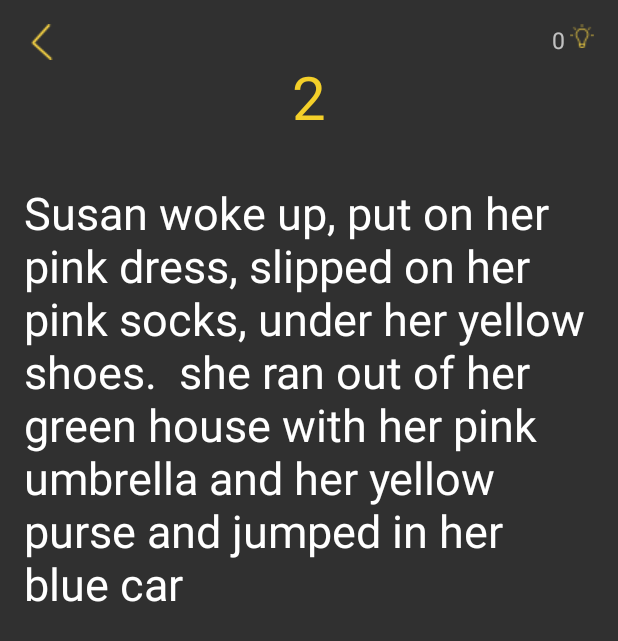
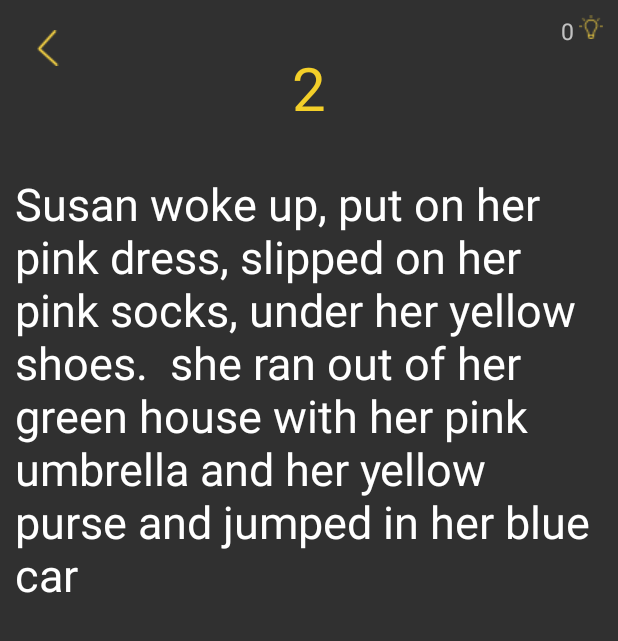
Before and after one commit to meyerjac/enhance-Memory, an Android app: the S1L1 screen opened directly, with no data from a screen before it, on a phone screen of 412 x 824 dp. Shown: the top 641 px of the screen. Run offline under Robolectric (Android 15) with nearby library versions, the phone set to English and light mode, and no system bars; our stand-ins replace ButterKnife; Roboto replaces fonts that are not available here.

Commit message:
styled back button, everything works

```diff
--- a/app/src/main/res/layout/activity_s1_l1.xml
+++ b/app/src/main/res/layout/activity_s1_l1.xml
@@ -5,10 +5,7 @@
     android:id="@+id/activity_s1_l1"
     android:layout_width="match_parent"
     android:layout_height="match_parent"
-    android:paddingBottom="@dimen/activity_vertical_margin"
-    android:paddingLeft="@dimen/activity_horizontal_margin"
-    android:paddingRight="@dimen/activity_horizontal_margin"
-    android:paddingTop="@dimen/activity_vertical_margin"
+    android:padding="10dp"
     tools:context="jacksonmeyer.com.memoryenhancement.Stage1.S1L1">
 
     <RelativeLayout
@@ -147,6 +144,7 @@
     <ImageView
         android:layout_width="wrap_content"
         android:layout_height="wrap_content"
+        android:padding="10dp"
         app:srcCompat="@drawable/arrow"
         android:layout_alignParentTop="true"
         android:layout_alignParentLeft="true"
```
Also changed, not shown: app/src/main/java/jacksonmeyer/com/memoryenhancement/Stage1/S1L1.java (+7 -5 lines), app/src/main/java/jacksonmeyer/com/memoryenhancement/StageOneActivity.java (+10 -1 lines), app/src/main/res/layout/activity_stage_one.xml (+17 -6 lines).
